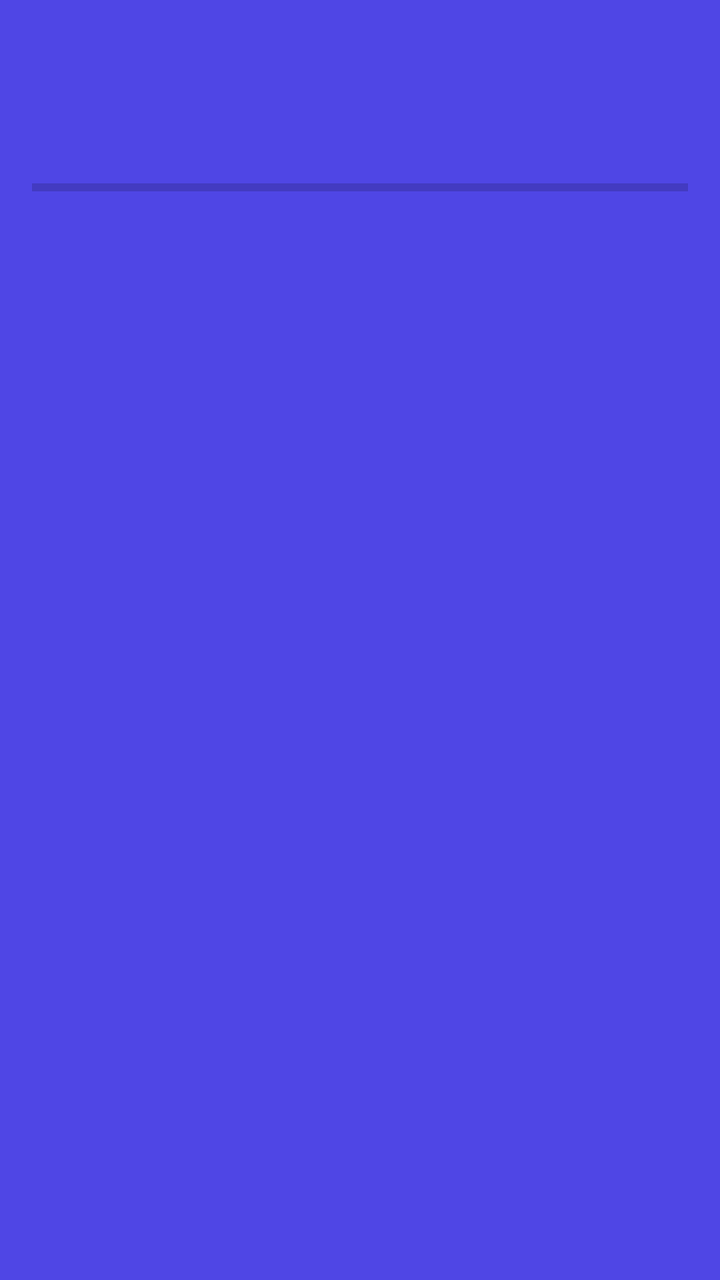
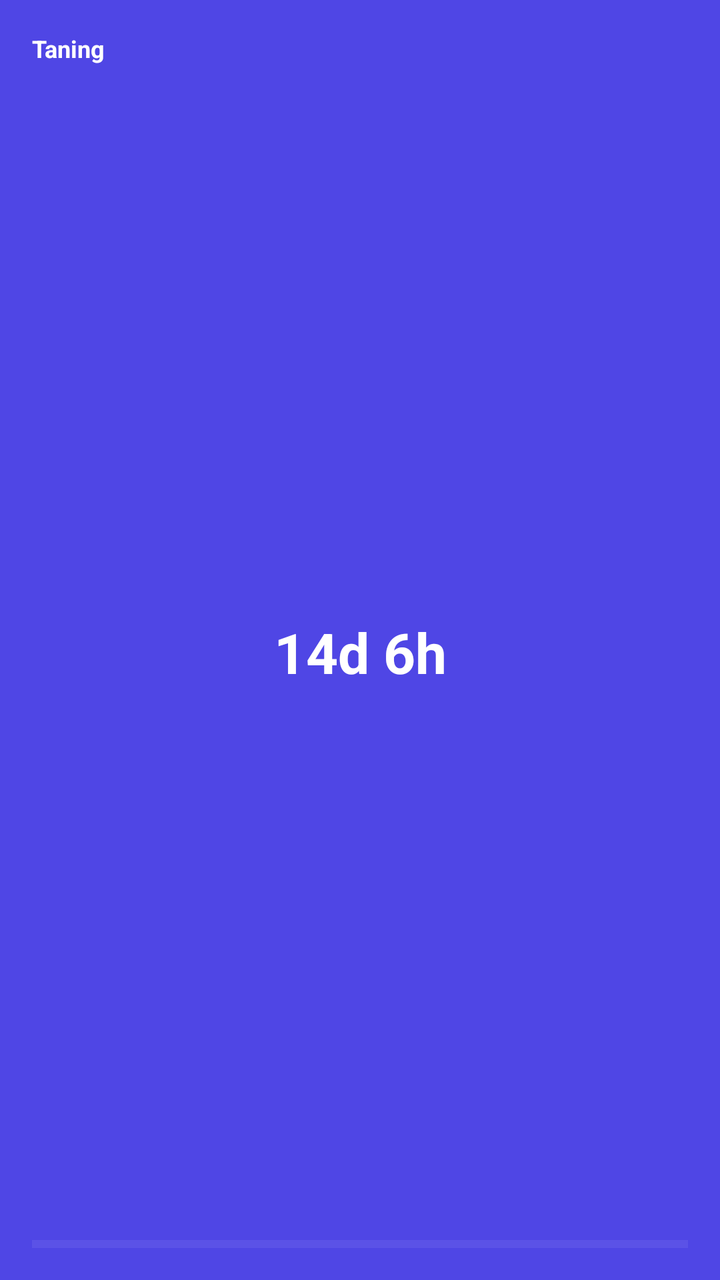

Before-and-after screenshots of an Android layout around one commit, followed by the original layout XML and the change that was made.
<!-- AndroidManifest.xml: fallback theme Theme.MaterialComponents.DayNight.NoActionBar -->
<!-- res/layout/taning_widget_layout.xml -->
<?xml version="1.0" encoding="utf-8"?>
<FrameLayout xmlns:android="http://schemas.android.com/apk/res/android"
    android:layout_width="match_parent"
    android:layout_height="match_parent">
    
    <LinearLayout
        android:layout_width="match_parent"
        android:layout_height="match_parent"
        android:orientation="vertical"
        android:padding="16dp"
        android:background="@color/widget_background">
        
        <TextView
            android:id="@+id/widget_title"
            android:layout_width="wrap_content"
            android:layout_height="wrap_content"
            android:textColor="@android:color/white"
            android:textSize="12sp"
            android:maxLines="1"
            android:ellipsize="end"/>
        
        <TextView
            android:id="@+id/widget_countdown"
            android:layout_width="wrap_content"
            android:layout_height="wrap_content"
            android:layout_gravity="center"
            android:textColor="@android:color/white"
            android:textSize="32sp"
            android:textStyle="bold"/>
        
        <TextView
            android:id="@+id/widget_subtext"
            android:layout_width="wrap_content"
            android:layout_height="wrap_content"
            android:layout_gravity="center"
            android:textColor="@android:color/white"
            android:textSize="12sp"
            android:alpha="0.7"/>
        
        <ProgressBar
            android:id="@+id/widget_progress"
            style="?android:attr/progressBarStyleHorizontal"
            android:layout_width="match_parent"
            android:layout_height="4dp"
            android:progress="0"
            android:max="100"/>
    </LinearLayout>
</FrameLayout>
<!-- resources referenced by this layout -->
<resources>
  <color name="widget_background">#4F46E5</color>
</resources>

<!-- the commit's change to res/layout/taning_widget_layout.xml (unified diff, before → after) -->
@@ -1,48 +1,44 @@
 <?xml version="1.0" encoding="utf-8"?>
-<FrameLayout xmlns:android="http://schemas.android.com/apk/res/android"
+<LinearLayout xmlns:android="http://schemas.android.com/apk/res/android"
+    android:id="@+id/widget_container"
     android:layout_width="match_parent"
-    android:layout_height="match_parent">
-    
-    <LinearLayout
+    android:layout_height="match_parent"
+    android:orientation="vertical"
+    android:padding="16dp"
+    android:background="#4F46E5">
+
+    <TextView
+        android:id="@+id/widget_title"
         android:layout_width="match_parent"
-        android:layout_height="match_parent"
-        android:orientation="vertical"
-        android:padding="16dp"
-        android:background="@color/widget_background">
-        
-        <TextView
-            android:id="@+id/widget_title"
-            android:layout_width="wrap_content"
-            android:layout_height="wrap_content"
-            android:textColor="@android:color/white"
-            android:textSize="12sp"
-            android:maxLines="1"
-            android:ellipsize="end"/>
-        
-        <TextView
-            android:id="@+id/widget_countdown"
-            android:layout_width="wrap_content"
-            android:layout_height="wrap_content"
-            android:layout_gravity="center"
-            android:textColor="@android:color/white"
-            android:textSize="32sp"
-            android:textStyle="bold"/>
-        
-        <TextView
-            android:id="@+id/widget_subtext"
-            android:layout_width="wrap_content"
-            android:layout_height="wrap_content"
-            android:layout_gravity="center"
-            android:textColor="@android:color/white"
-            android:textSize="12sp"
-            android:alpha="0.7"/>
-        
-        <ProgressBar
-            android:id="@+id/widget_progress"
-            style="?android:attr/progressBarStyleHorizontal"
-            android:layout_width="match_parent"
-            android:layout_height="4dp"
-            android:progress="0"
-            android:max="100"/>
-    </LinearLayout>
-</FrameLayout>
+        android:layout_height="wrap_content"
+        android:text="Taning"
+        android:textColor="#FFFFFF"
+        android:textSize="12sp"
+        android:textStyle="bold"
+        android:maxLines="1"
+        android:ellipsize="end" />
+
+    <TextView
+        android:id="@+id/widget_countdown"
+        android:layout_width="match_parent"
+        android:layout_height="0dp"
+        android:layout_weight="1"
+        android:gravity="center"
+        android:text="14d 6h"
+        android:textColor="#FFFFFF"
+        android:textSize="28sp"
+        android:textStyle="bold"
+        android:maxLines="1"
+        android:ellipsize="end" />
+
+    <ProgressBar
+        android:id="@+id/widget_progress"
+        style="?android:attr/progressBarStyleHorizontal"
+        android:layout_width="match_parent"
+        android:layout_height="4dp"
+        android:progress="0"
+        android:max="100"
+        android:progressTint="#FFFFFF"
+        android:progressBackgroundTint="#40FFFFFF" />
+
+</LinearLayout>
<!-- resource entries referenced after the edit -->
@@ -1,5 +1,5 @@
 <!-- resources referenced by this layout -->
 <resources>
-  <color name="widget_background">#4F46E5</color>
+
 </resources>
 
